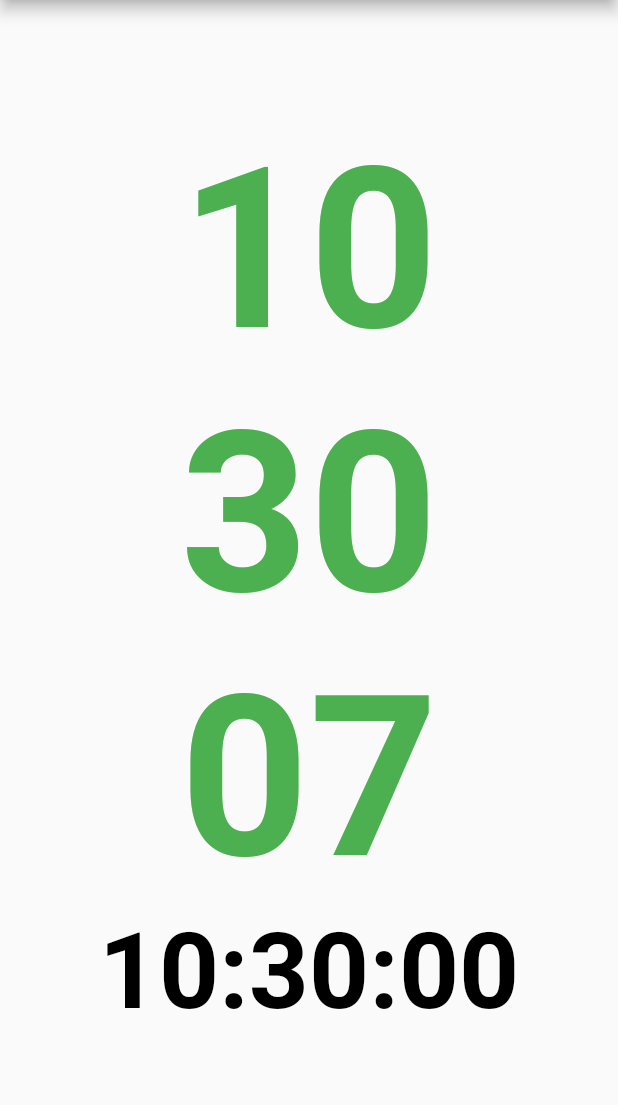
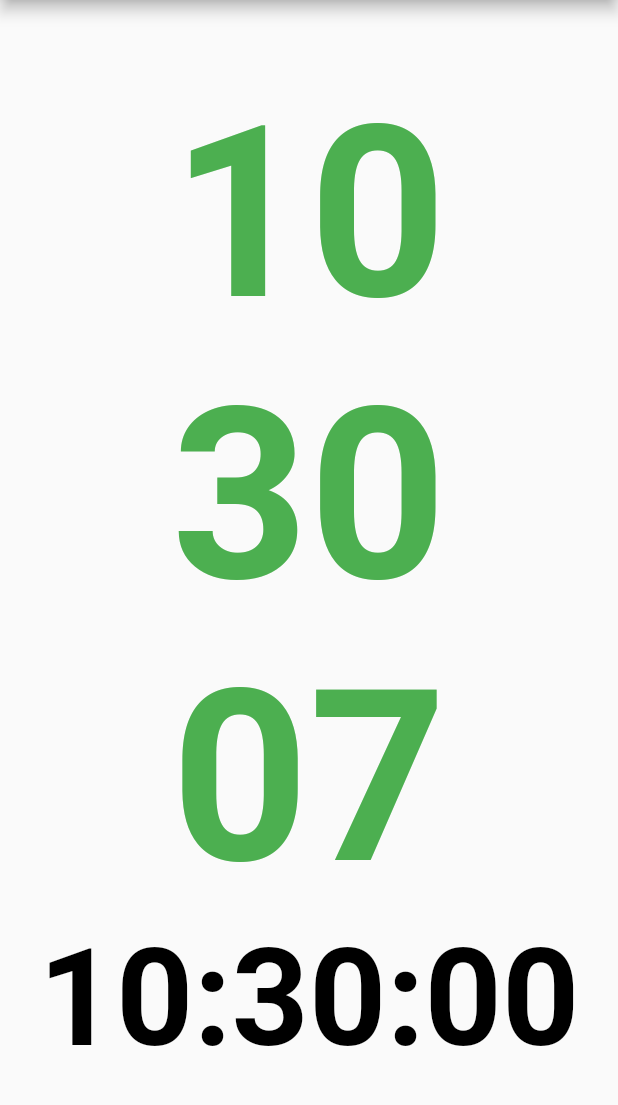
Before and after one commit to gos-k/flutter_workout_clock, a Flutter app: the screen it shows after launch, on a phone screen of 412 x 824 dp, the part 84-1189 px from its top. Run offline on Flutter 3.47's test engine with Material 2 defaults, Android fonts, the phone set to English and light mode, and no system bars.

Commit message:
Modify font size

```diff
--- a/lib/main.dart
+++ b/lib/main.dart
@@ -51,8 +51,8 @@ class _WorkoutClockPageState extends State<WorkoutClockPage> {
 
   @override
   Widget build(BuildContext context) {
-    var _mainTextStyle = TextStyle(fontSize: 150, fontWeight: FontWeight.bold, color: Colors.green);
-    var _subTextStyle = TextStyle(fontSize: 70, fontWeight: FontWeight.bold, color: Colors.black);
+    var _mainTextStyle = TextStyle(fontSize: 160, fontWeight: FontWeight.bold, color: Colors.green);
+    var _subTextStyle = TextStyle(fontSize: 90, fontWeight: FontWeight.bold, color: Colors.black);
     return Scaffold(
       appBar: AppBar(
         title: Text(widget.title),
```
